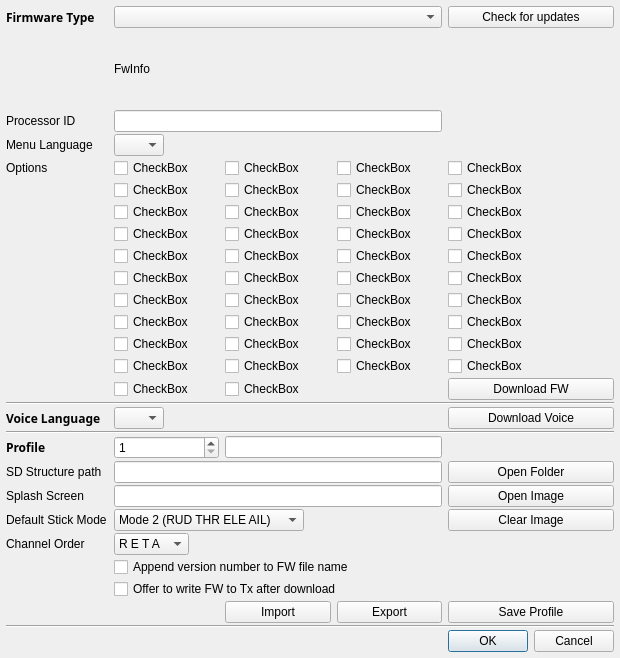
Old version of the form companion/src/fwpreferencesdialog.ui in the repository opentx/opentx.
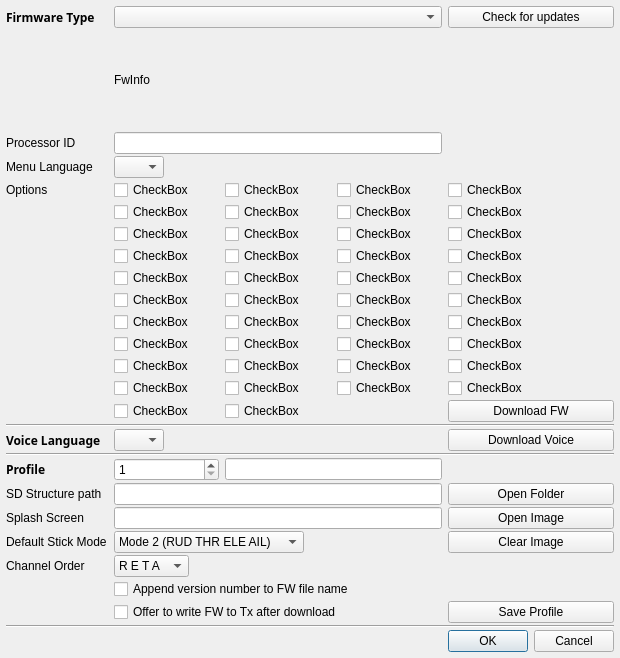
New version of the form.

Commit message: Import and Export of profiles removed.

Diff of the .ui file:
```diff
--- a/companion/src/fwpreferencesdialog.ui
+++ b/companion/src/fwpreferencesdialog.ui
@@ -86,13 +86,6 @@
      </property>
     </widget>
    </item>
-   <item row="42" column="5">
-    <widget class="QPushButton" name="ProfSave_PB">
-     <property name="text">
-      <string>Save Profile</string>
-     </property>
-    </widget>
-   </item>
    <item row="12" column="4">
     <widget class="QCheckBox" name="optionCheckBox_19">
      <property name="sizePolicy">
@@ -938,20 +931,6 @@
      </property>
     </widget>
    </item>
-   <item row="42" column="4">
-    <widget class="QPushButton" name="export_PB">
-     <property name="text">
-      <string>Export</string>
-     </property>
-    </widget>
-   </item>
-   <item row="42" column="3">
-    <widget class="QPushButton" name="import_PB">
-     <property name="text">
-      <string>Import</string>
-     </property>
-    </widget>
-   </item>
    <item row="23" column="0">
     <widget class="QLabel" name="label_16">
      <property name="font">
@@ -1126,6 +1105,13 @@
      </property>
     </widget>
    </item>
+   <item row="35" column="5">
+    <widget class="QPushButton" name="ProfSave_PB">
+     <property name="text">
+      <string>Save Profile</string>
+     </property>
+    </widget>
+   </item>
   </layout>
  </widget>
  <tabstops>
```
The commit also changes 2 other files.
